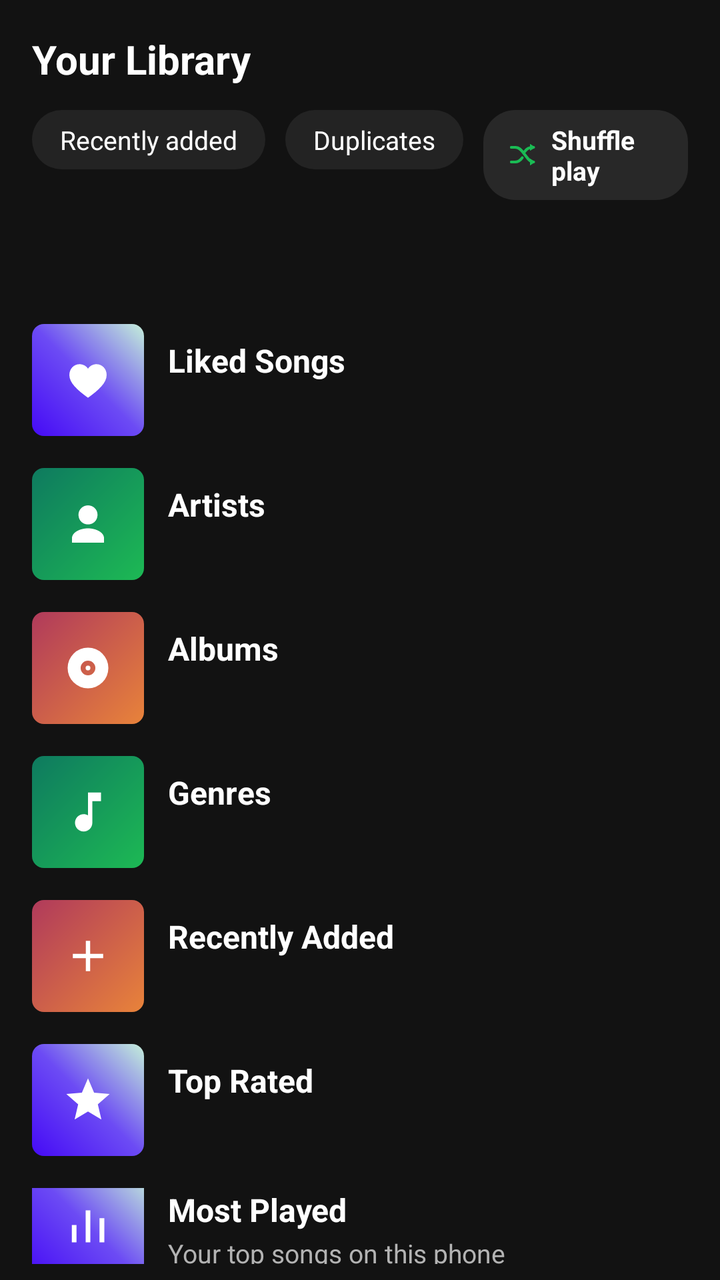
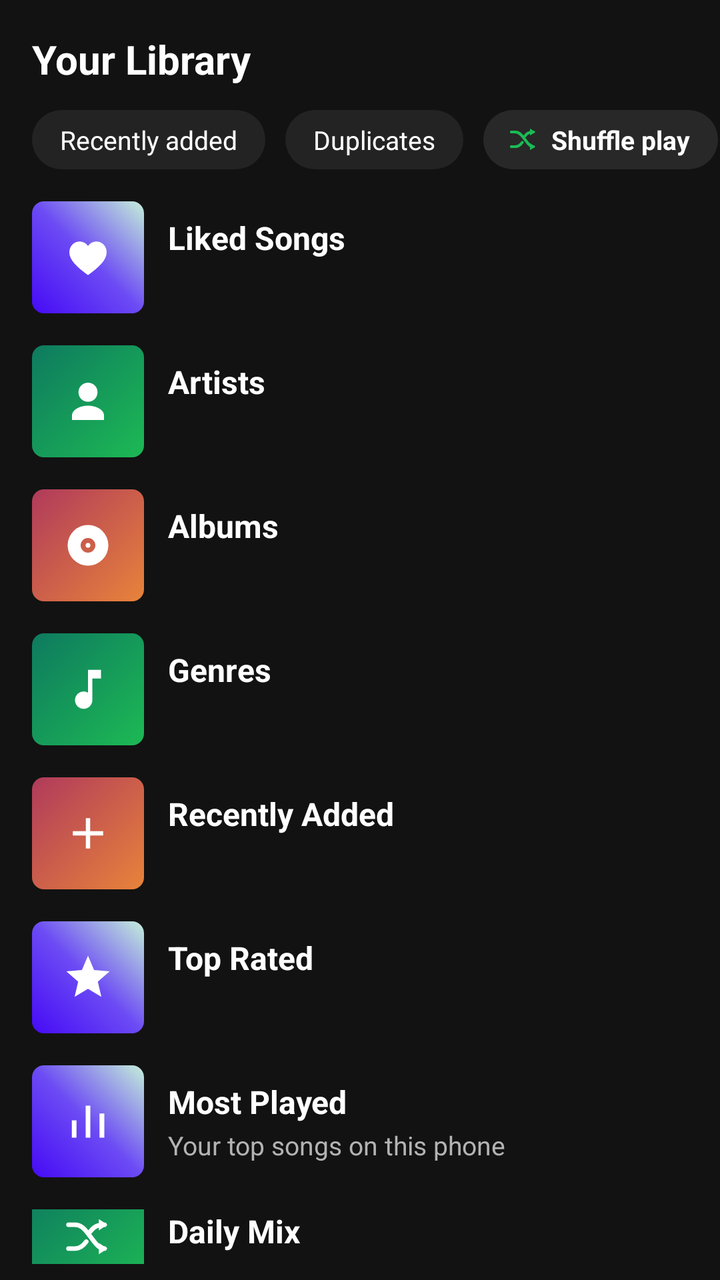

Screens rendered from an Android XML layout before and after an edit, with the pre-edit source and the edit as a unified diff.
<!-- AndroidManifest.xml: application theme AppTheme -->
<!-- res/layout/layout_library.xml -->
<?xml version="1.0" encoding="utf-8"?>
<LinearLayout xmlns:android="http://schemas.android.com/apk/res/android"
    android:layout_width="match_parent"
    android:layout_height="match_parent"
    android:orientation="vertical">

    <LinearLayout
        android:layout_width="match_parent"
        android:layout_height="wrap_content"
        android:gravity="center_vertical"
        android:orientation="horizontal"
        android:paddingStart="16dp"
        android:paddingEnd="16dp"
        android:paddingTop="16dp"
        android:paddingBottom="8dp">

        <TextView
            android:layout_width="wrap_content"
            android:layout_height="wrap_content"
            android:text="Your Library"
            android:textColor="@color/spotify_white"
            android:textSize="20sp"
            android:textStyle="bold" />

        <TextView
            android:id="@+id/libraryCount"
            android:layout_width="wrap_content"
            android:layout_height="wrap_content"
            android:layout_marginStart="12dp"
            android:textColor="@color/spotify_gray"
            android:textSize="14sp" />
    </LinearLayout>

    <LinearLayout
        android:layout_width="match_parent"
        android:layout_height="wrap_content"
        android:orientation="horizontal"
        android:paddingStart="16dp"
        android:paddingEnd="16dp"
        android:paddingTop="4dp"
        android:paddingBottom="8dp">

        <TextView
            android:id="@+id/sortChip"
            android:layout_width="wrap_content"
            android:layout_height="wrap_content"
            android:background="@drawable/bg_sort_chip"
            android:paddingStart="14dp"
            android:paddingEnd="14dp"
            android:paddingTop="6dp"
            android:paddingBottom="6dp"
            android:text="Recently added"
            android:textColor="@color/spotify_white"
            android:textSize="13sp" />

        <TextView
            android:id="@+id/dupChip"
            android:layout_width="wrap_content"
            android:layout_height="wrap_content"
            android:layout_marginStart="10dp"
            android:background="@drawable/bg_sort_chip"
            android:paddingStart="14dp"
            android:paddingEnd="14dp"
            android:paddingTop="6dp"
            android:paddingBottom="6dp"
            android:text="Duplicates"
            android:textColor="@color/spotify_white"
            android:textSize="13sp" />

        <LinearLayout
            android:id="@+id/shufflePlayBtn"
            android:layout_width="wrap_content"
            android:layout_height="wrap_content"
            android:layout_marginStart="10dp"
            android:background="@drawable/bg_shuffle_pill"
            android:foreground="@drawable/row_selector"
            android:gravity="center_vertical"
            android:orientation="horizontal"
            android:paddingStart="12dp"
            android:paddingEnd="14dp"
            android:paddingTop="6dp"
            android:paddingBottom="6dp">

            <ImageView
                android:layout_width="16dp"
                android:layout_height="16dp"
                android:contentDescription="Shuffle play"
                android:src="@drawable/ic_shuffle"
                android:tint="@color/spotify_green" />

            <TextView
                android:layout_width="wrap_content"
                android:layout_height="wrap_content"
                android:layout_marginStart="6dp"
                android:text="Shuffle play"
                android:textColor="@color/spotify_white"
                android:textSize="13sp"
                android:textStyle="bold" />
        </LinearLayout>

        <LinearLayout
            android:id="@+id/eqChip"
            android:layout_width="wrap_content"
            android:layout_height="wrap_content"
            android:layout_marginStart="10dp"
            android:background="@drawable/bg_shuffle_pill"
            android:foreground="@drawable/row_selector"
            android:gravity="center_vertical"
            android:orientation="horizontal"
            android:paddingStart="12dp"
            android:paddingEnd="14dp"
            android:paddingTop="6dp"
            android:paddingBottom="6dp">

            <ImageView
                android:layout_width="16dp"
                android:layout_height="16dp"
                android:contentDescription="Sound settings"
                android:src="@drawable/ic_equalizer"
                android:tint="@color/spotify_green" />

            <TextView
                android:layout_width="wrap_content"
                android:layout_height="wrap_content"
                android:layout_marginStart="6dp"
                android:text="Sound"
                android:textColor="@color/spotify_white"
                android:textSize="13sp"
                android:textStyle="bold" />
        </LinearLayout>
    </LinearLayout>

    <LinearLayout
        android:id="@+id/libraryEntries"
        android:layout_width="match_parent"
        android:layout_height="wrap_content"
        android:orientation="vertical">

        <LinearLayout
            android:id="@+id/likedRow"
            android:layout_width="match_parent"
            android:layout_height="wrap_content"
            android:foreground="@drawable/row_selector"
            android:gravity="center_vertical"
            android:orientation="horizontal"
            android:paddingStart="16dp"
            android:paddingEnd="16dp"
            android:paddingTop="8dp"
            android:paddingBottom="8dp">

            <FrameLayout
                android:layout_width="56dp"
                android:layout_height="56dp"
                android:background="@drawable/bg_liked">

                <ImageView
                    android:layout_width="26dp"
                    android:layout_height="26dp"
                    android:layout_gravity="center"
                    android:contentDescription="Liked songs"
                    android:src="@drawable/ic_heart_filled"
                    android:tint="@color/spotify_white" />
            </FrameLayout>

            <LinearLayout
                android:layout_width="0dp"
                android:layout_height="wrap_content"
                android:layout_marginStart="12dp"
                android:layout_weight="1"
                android:orientation="vertical">

                <TextView
                    android:layout_width="wrap_content"
                    android:layout_height="wrap_content"
                    android:text="Liked Songs"
                    android:textColor="@color/spotify_white"
                    android:textSize="16sp"
                    android:textStyle="bold" />

                <TextView
                    android:id="@+id/likedCount"
                    android:layout_width="wrap_content"
                    android:layout_height="wrap_content"
                    android:layout_marginTop="2dp"
                    android:textColor="@color/spotify_gray"
                    android:textSize="13sp" />
            </LinearLayout>
        </LinearLayout>

        <LinearLayout
            android:id="@+id/artistsRow"
            android:layout_width="match_parent"
            android:layout_height="wrap_content"
            android:foreground="@drawable/row_selector"
            android:gravity="center_vertical"
            android:orientation="horizontal"
            android:paddingStart="16dp"
            android:paddingEnd="16dp"
            android:paddingTop="8dp"
            android:paddingBottom="8dp">

            <FrameLayout
                android:layout_width="56dp"
                android:layout_height="56dp"
                android:background="@drawable/bg_box_a">

                <ImageView
                    android:layout_width="26dp"
                    android:layout_height="26dp"
                    android:layout_gravity="center"
                    android:contentDescription="Artists"
                    android:src="@drawable/ic_person"
                    android:tint="@color/spotify_white" />
            </FrameLayout>

            <LinearLayout
                android:layout_width="0dp"
                android:layout_height="wrap_content"
                android:layout_marginStart="12dp"
                android:layout_weight="1"
                android:orientation="vertical">

                <TextView
                    android:layout_width="wrap_content"
                    android:layout_height="wrap_content"
                    android:text="Artists"
                    android:textColor="@color/spotify_white"
                    android:textSize="16sp"
                    android:textStyle="bold" />

                <TextView
                    android:id="@+id/artistsCount"
                    android:layout_width="wrap_content"
                    android:layout_height="wrap_content"
                    android:layout_marginTop="2dp"
                    android:textColor="@color/spotify_gray"
                    android:textSize="13sp" />
            </LinearLayout>
        </LinearLayout>

        <LinearLayout
            android:id="@+id/albumsRow"
            android:layout_width="match_parent"
            android:layout_height="wrap_content"
            android:foreground="@drawable/row_selector"
            android:gravity="center_vertical"
            android:orientation="horizontal"
            android:paddingStart="16dp"
            android:paddingEnd="16dp"
            android:paddingTop="8dp"
            android:paddingBottom="8dp">

            <FrameLayout
                android:layout_width="56dp"
                android:layout_height="56dp"
                android:background="@drawable/bg_box_b">

                <ImageView
                    android:layout_width="26dp"
                    android:layout_height="26dp"
                    android:layout_gravity="center"
                    android:contentDescription="Albums"
                    android:src="@drawable/ic_album"
                    android:tint="@color/spotify_white" />
            </FrameLayout>

            <LinearLayout
                android:layout_width="0dp"
                android:layout_height="wrap_content"
                android:layout_marginStart="12dp"
                android:layout_weight="1"
                android:orientation="vertical">

                <TextView
                    android:layout_width="wrap_content"
                    android:layout_height="wrap_content"
                    android:text="Albums"
                    android:textColor="@color/spotify_white"
                    android:textSize="16sp"
                    android:textStyle="bold" />

                <TextView
                    android:id="@+id/albumsCount"
                    android:layout_width="wrap_content"
                    android:layout_height="wrap_content"
                    android:layout_marginTop="2dp"
                    android:textColor="@color/spotify_gray"
                    android:textSize="13sp" />
            </LinearLayout>
        </LinearLayout>

        <LinearLayout
            android:id="@+id/genresRow"
            android:layout_width="match_parent"
            android:layout_height="wrap_content"
            android:foreground="@drawable/row_selector"
            android:gravity="center_vertical"
            android:orientation="horizontal"
            android:paddingStart="16dp"
            android:paddingEnd="16dp"
            android:paddingTop="8dp"
            android:paddingBottom="8dp">

            <FrameLayout
                android:layout_width="56dp"
                android:layout_height="56dp"
                android:background="@drawable/bg_box_a">

                <ImageView
                    android:layout_width="26dp"
                    android:layout_height="26dp"
                    android:layout_gravity="center"
                    android:contentDescription="Genres"
                    android:src="@drawable/ic_note"
                    android:tint="@color/spotify_white" />
            </FrameLayout>

            <LinearLayout
                android:layout_width="0dp"
                android:layout_height="wrap_content"
                android:layout_marginStart="12dp"
                android:layout_weight="1"
                android:orientation="vertical">

                <TextView
                    android:layout_width="wrap_content"
                    android:layout_height="wrap_content"
                    android:text="Genres"
                    android:textColor="@color/spotify_white"
                    android:textSize="16sp"
                    android:textStyle="bold" />

                <TextView
                    android:id="@+id/genresCount"
                    android:layout_width="wrap_content"
                    android:layout_height="wrap_content"
                    android:layout_marginTop="2dp"
                    android:textColor="@color/spotify_gray"
                    android:textSize="13sp" />
            </LinearLayout>
        </LinearLayout>

        <LinearLayout
            android:id="@+id/recentRow"
            android:layout_width="match_parent"
            android:layout_height="wrap_content"
            android:foreground="@drawable/row_selector"
            android:gravity="center_vertical"
            android:orientation="horizontal"
            android:paddingStart="16dp"
            android:paddingEnd="16dp"
            android:paddingTop="8dp"
            android:paddingBottom="8dp">

            <FrameLayout
                android:layout_width="56dp"
                android:layout_height="56dp"
                android:background="@drawable/bg_box_b">

                <ImageView
                    android:layout_width="26dp"
                    android:layout_height="26dp"
                    android:layout_gravity="center"
                    android:contentDescription="Recently added"
                    android:src="@drawable/ic_plus"
                    android:tint="@color/spotify_white" />
            </FrameLayout>

            <LinearLayout
                android:layout_width="0dp"
                android:layout_height="wrap_content"
                android:layout_marginStart="12dp"
                android:layout_weight="1"
                android:orientation="vertical">

                <TextView
                    android:layout_width="wrap_content"
                    android:layout_height="wrap_content"
                    android:text="Recently Added"
                    android:textColor="@color/spotify_white"
                    android:textSize="16sp"
                    android:textStyle="bold" />

                <TextView
                    android:id="@+id/recentCount"
                    android:layout_width="wrap_content"
                    android:layout_height="wrap_content"
                    android:layout_marginTop="2dp"
                    android:textColor="@color/spotify_gray"
                    android:textSize="13sp" />
            </LinearLayout>
        </LinearLayout>

        <LinearLayout
            android:id="@+id/topRatedRow"
            android:layout_width="match_parent"
            android:layout_height="wrap_content"
            android:foreground="@drawable/row_selector"
            android:gravity="center_vertical"
            android:orientation="horizontal"
            android:paddingStart="16dp"
            android:paddingEnd="16dp"
            android:paddingTop="8dp"
            android:paddingBottom="8dp">

            <FrameLayout
                android:layout_width="56dp"
                android:layout_height="56dp"
                android:background="@drawable/bg_liked">

                <ImageView
                    android:layout_width="26dp"
                    android:layout_height="26dp"
                    android:layout_gravity="center"
                    android:contentDescription="Top rated"
                    android:src="@drawable/ic_star"
                    android:tint="@color/spotify_white" />
            </FrameLayout>

            <LinearLayout
                android:layout_width="0dp"
                android:layout_height="wrap_content"
                android:layout_marginStart="12dp"
                android:layout_weight="1"
                android:orientation="vertical">

                <TextView
                    android:layout_width="wrap_content"
                    android:layout_height="wrap_content"
                    android:text="Top Rated"
                    android:textColor="@color/spotify_white"
                    android:textSize="16sp"
                    android:textStyle="bold" />

                <TextView
                    android:id="@+id/topRatedCount"
                    android:layout_width="wrap_content"
                    android:layout_height="wrap_content"
                    android:layout_marginTop="2dp"
                    android:textColor="@color/spotify_gray"
                    android:textSize="13sp" />
            </LinearLayout>
        </LinearLayout>

        <LinearLayout
            android:id="@+id/topRow"
            android:layout_width="match_parent"
            android:layout_height="wrap_content"
            android:foreground="@drawable/row_selector"
            android:gravity="center_vertical"
            android:orientation="horizontal"
            android:paddingStart="16dp"
            android:paddingEnd="16dp"
            android:paddingTop="8dp"
            android:paddingBottom="8dp">

            <FrameLayout
                android:layout_width="56dp"
                android:layout_height="56dp"
                android:background="@drawable/bg_liked">

                <ImageView
                    android:layout_width="26dp"
                    android:layout_height="26dp"
                    android:layout_gravity="center"
                    android:contentDescription="Most played"
                    android:src="@drawable/ic_chart"
                    android:tint="@color/spotify_white" />
            </FrameLayout>

            <LinearLayout
                android:layout_width="0dp"
                android:layout_height="wrap_content"
                android:layout_marginStart="12dp"
                android:layout_weight="1"
                android:orientation="vertical">

                <TextView
                    android:layout_width="wrap_content"
                    android:layout_height="wrap_content"
                    android:text="Most Played"
                    android:textColor="@color/spotify_white"
                    android:textSize="16sp"
                    android:textStyle="bold" />

                <TextView
                    android:layout_width="wrap_content"
                    android:layout_height="wrap_content"
                    android:layout_marginTop="2dp"
                    android:text="Your top songs on this phone"
                    android:textColor="@color/spotify_gray"
                    android:textSize="13sp" />
            </LinearLayout>
        </LinearLayout>

        <LinearLayout
            android:id="@+id/mixRow"
            android:layout_width="match_parent"
            android:layout_height="wrap_content"
            android:foreground="@drawable/row_selector"
            android:gravity="center_vertical"
            android:orientation="horizontal"
            android:paddingStart="16dp"
            android:paddingEnd="16dp"
            android:paddingTop="8dp"
            android:paddingBottom="8dp">

            <FrameLayout
                android:layout_width="56dp"
                android:layout_height="56dp"
                android:background="@drawable/bg_box_a">

                <ImageView
                    android:layout_width="26dp"
                    android:layout_height="26dp"
                    android:layout_gravity="center"
                    android:contentDescription="Daily Mix"
                    android:src="@drawable/ic_shuffle"
                    android:tint="@color/spotify_white" />
            </FrameLayout>

            <LinearLayout
                android:layout_width="0dp"
                android:layout_height="wrap_content"
                android:layout_marginStart="12dp"
                android:layout_weight="1"
                android:orientation="vertical">

                <TextView
                    android:layout_width="wrap_content"
                    android:layout_height="wrap_content"
                    android:text="Daily Mix"
                    android:textColor="@color/spotify_white"
                    android:textSize="16sp"
                    android:textStyle="bold" />

                <TextView
                    android:layout_width="wrap_content"
                    android:layout_height="wrap_content"
                    android:layout_marginTop="2dp"
                    android:text="A fresh mix from your taste"
                    android:textColor="@color/spotify_gray"
                    android:textSize="13sp" />
            </LinearLayout>
        </LinearLayout>

        <TextView
            android:layout_width="wrap_content"
            android:layout_height="wrap_content"
            android:layout_marginStart="16dp"
            android:layout_marginTop="10dp"
            android:text="Playlists"
            android:textColor="@color/spotify_gray"
            android:textSize="13sp"
            android:textStyle="bold" />

        <LinearLayout
            android:id="@+id/statsRow"
            android:layout_width="match_parent"
            android:layout_height="wrap_content"
            android:foreground="@drawable/row_selector"
            android:gravity="center_vertical"
            android:orientation="horizontal"
            android:paddingStart="16dp"
            android:paddingEnd="16dp"
            android:paddingTop="8dp"
            android:paddingBottom="8dp">

            <FrameLayout
                android:layout_width="56dp"
                android:layout_height="56dp"
                android:background="@drawable/bg_box_b">

                <ImageView
                    android:layout_width="26dp"
                    android:layout_height="26dp"
                    android:layout_gravity="center"
                    android:contentDescription="Your stats"
                    android:src="@drawable/ic_chart"
                    android:tint="@color/spotify_white" />
            </FrameLayout>

            <LinearLayout
                android:layout_width="0dp"
                android:layout_height="wrap_content"
                android:layout_marginStart="12dp"
                android:layout_weight="1"
                android:orientation="vertical">

                <TextView
                    android:layout_width="wrap_content"
                    android:layout_height="wrap_content"
                    android:text="Your Stats"
                    android:textColor="@color/spotify_white"
                    android:textSize="16sp"
                    android:textStyle="bold" />

                <TextView
                    android:layout_width="wrap_content"
                    android:layout_height="wrap_content"
                    android:layout_marginTop="2dp"
                    android:text="Listening time, top songs and artists"
                    android:textColor="@color/spotify_gray"
                    android:textSize="13sp" />
            </LinearLayout>
        </LinearLayout>

        <LinearLayout
            android:id="@+id/playlistRows"
            android:layout_width="match_parent"
            android:layout_height="wrap_content"
            android:orientation="vertical" />

        <LinearLayout
            android:id="@+id/newPlaylistRow"
            android:layout_width="match_parent"
            android:layout_height="wrap_content"
            android:foreground="@drawable/row_selector"
            android:gravity="center_vertical"
            android:orientation="horizontal"
            android:paddingStart="16dp"
            android:paddingEnd="16dp"
            android:paddingTop="8dp"
            android:paddingBottom="8dp">

            <FrameLayout
                android:layout_width="56dp"
                android:layout_height="56dp"
                android:background="@drawable/bg_art_rounded_sm">

                <ImageView
                    android:layout_width="24dp"
                    android:layout_height="24dp"
                    android:layout_gravity="center"
                    android:contentDescription="New playlist"
                    android:src="@drawable/ic_plus"
                    android:tint="@color/spotify_white" />
            </FrameLayout>

            <TextView
                android:layout_width="wrap_content"
                android:layout_height="wrap_content"
                android:layout_marginStart="12dp"
                android:text="New playlist"
                android:textColor="@color/spotify_white"
                android:textSize="16sp"
                android:textStyle="bold" />
        </LinearLayout>
    </LinearLayout>

    <TextView
        android:id="@+id/libraryEmpty"
        android:layout_width="match_parent"
        android:layout_height="wrap_content"
        android:layout_marginTop="48dp"
        android:gravity="center"
        android:text="Nothing here yet.\nSongs on this phone will appear in your library."
        android:textColor="@color/spotify_gray"
        android:textSize="15sp"
        android:visibility="gone" />

    <ListView android:divider="@null" android:dividerHeight="0dp" android:scrollbars="none"
        android:id="@+id/libraryList"
        android:listSelector="@android:color/transparent"
        android:layout_width="match_parent"
        android:layout_height="0dp"
        android:layout_weight="1"
        android:paddingStart="16dp"
        android:paddingEnd="16dp" />
</LinearLayout>
<!-- resources referenced by this layout -->
<resources>
  <color name="spotify_gray">#B3B3B3</color>
  <color name="spotify_green">#1ABC54</color>
  <color name="spotify_white">#FFFFFF</color>
  <!-- drawable bg_art_rounded_sm (drawable) -->
  <?xml version="1.0" encoding="utf-8"?>
  <shape xmlns:android="http://schemas.android.com/apk/res/android" android:shape="rectangle">
      <corners android:radius="6dp" />
      <solid android:color="@color/spotify_card" />
  </shape>
  <!-- drawable bg_box_a (drawable) -->
  <?xml version="1.0" encoding="utf-8"?>
  <shape xmlns:android="http://schemas.android.com/apk/res/android" android:shape="rectangle">
      <gradient android:startColor="#1DB954" android:endColor="#0E7A5F" android:angle="135" />
      <corners android:radius="6dp" />
  </shape>
  <!-- drawable bg_box_b (drawable) -->
  <?xml version="1.0" encoding="utf-8"?>
  <shape xmlns:android="http://schemas.android.com/apk/res/android" android:shape="rectangle">
      <gradient android:startColor="#E8833A" android:endColor="#B03A5B" android:angle="135" />
      <corners android:radius="6dp" />
  </shape>
  <!-- drawable bg_liked (drawable) -->
  <?xml version="1.0" encoding="utf-8"?>
  <shape xmlns:android="http://schemas.android.com/apk/res/android" android:shape="rectangle">
      <corners android:radius="6dp" />
      <gradient android:angle="45" android:startColor="#450AF5" android:centerColor="#6C4BF4" android:endColor="#C4EFD9" android:type="linear" />
  </shape>
  <!-- drawable bg_shuffle_pill (drawable) -->
  <?xml version="1.0" encoding="utf-8"?>
  <shape xmlns:android="http://schemas.android.com/apk/res/android" android:shape="rectangle">
      <corners android:radius="16dp" />
      <solid android:color="@color/spotify_card" />
  </shape>
  <!-- drawable bg_sort_chip (drawable) -->
  <?xml version="1.0" encoding="utf-8"?>
  <shape xmlns:android="http://schemas.android.com/apk/res/android" android:shape="rectangle"><corners android:radius="16dp"/><solid android:color="#232323"/></shape>
  <!-- drawable ic_chart (drawable) -->
  <?xml version="1.0" encoding="utf-8"?>
  <vector xmlns:android="http://schemas.android.com/apk/res/android"
      android:width="24dp" android:height="24dp"
      android:viewportWidth="24" android:viewportHeight="24">
      <path
          android:fillColor="#FFFFFF"
          android:pathData="M4.5,11.5 h2.2 v8 H4.5 Z M10.9,4.8 h2.2 v14.7 h-2.2 Z M17.3,8.4 h2.2 v11.1 h-2.2 Z"/>
  </vector>
  <!-- drawable ic_equalizer (drawable) -->
  <?xml version="1.0" encoding="utf-8"?>
  <vector xmlns:android="http://schemas.android.com/apk/res/android"
      android:width="24dp" android:height="24dp"
      android:viewportWidth="24" android:viewportHeight="24">
      <path android:fillColor="#FFFFFF" android:pathData="M6,8h2.6v12H6V8zM10.7,3h2.6v17h-2.6V3zM15.4,10h2.6v10h-2.6v-10z" />
  </vector>
  <!-- drawable ic_plus (drawable) -->
  <?xml version="1.0" encoding="utf-8"?>
  <vector xmlns:android="http://schemas.android.com/apk/res/android"
      android:width="24dp" android:height="24dp"
      android:viewportWidth="24" android:viewportHeight="24">
      <path android:fillColor="#FFFFFF" android:pathData="M19,13h-6v6h-2v-6H5v-2h6V5h2v6h6v2z" />
  </vector>
  <!-- drawable ic_star (drawable) -->
  <?xml version="1.0" encoding="utf-8"?>
  <vector xmlns:android="http://schemas.android.com/apk/res/android"
      android:width="24dp" android:height="24dp"
      android:viewportWidth="24" android:viewportHeight="24">
      <path android:fillColor="#FFFFFF" android:pathData="M12,17.27L18.18,21l-1.64,-7.03L22,9.24l-7.19,-0.61L12,2L9.19,8.63L2,9.24l5.46,4.73L5.82,21z" />
  </vector>
  <color name="spotify_card">#282828</color>
  <color name="spotify_black">#121212</color>
  <color name="spotify_surface">#181818</color>
  <!-- unchanged entries left out for length: 7 -->
</resources>

<!-- the commit's change to res/layout/layout_library.xml (unified diff, before → after) -->
@@ -31,14 +31,20 @@
             android:textSize="14sp" />
     </LinearLayout>
 
+    <HorizontalScrollView
+        android:layout_width="match_parent"
+        android:layout_height="wrap_content"
+        android:overScrollMode="never"
+        android:paddingTop="4dp"
+        android:paddingBottom="8dp"
+        android:scrollbars="none">
+
     <LinearLayout
-        android:layout_width="match_parent"
+        android:layout_width="wrap_content"
         android:layout_height="wrap_content"
         android:orientation="horizontal"
         android:paddingStart="16dp"
-        android:paddingEnd="16dp"
-        android:paddingTop="4dp"
-        android:paddingBottom="8dp">
+        android:paddingEnd="16dp">
 
         <TextView
             android:id="@+id/sortChip"
@@ -129,6 +135,7 @@
                 android:textStyle="bold" />
         </LinearLayout>
     </LinearLayout>
+    </HorizontalScrollView>
 
     <LinearLayout
         android:id="@+id/libraryEntries"
